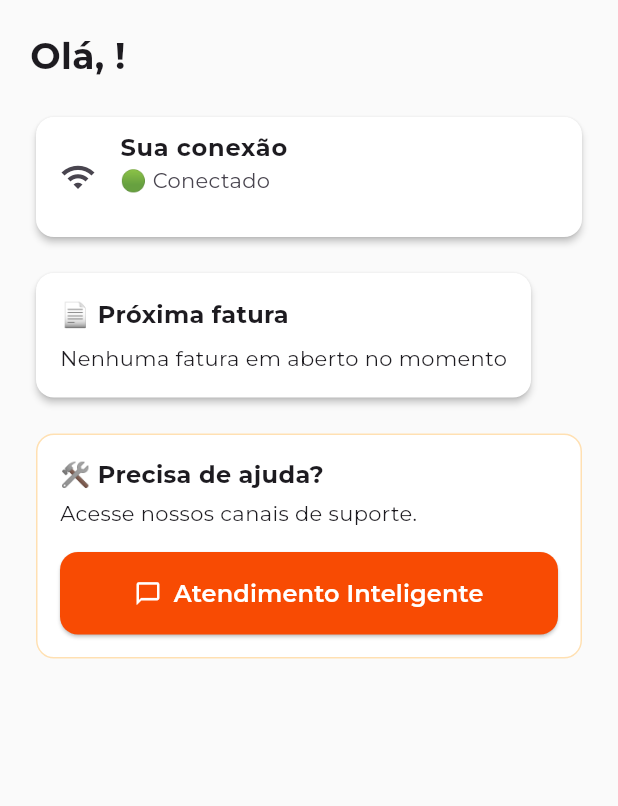
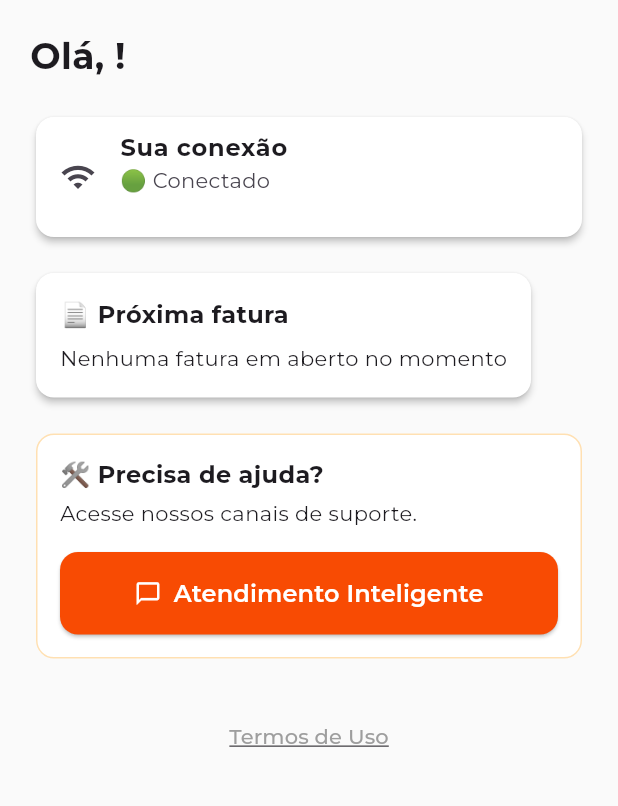
Before and after one commit to Louizricard/DBS-Telecom, a Flutter app: the HomeScreen screen opened directly with empty values, on a phone screen of 412 x 824 dp, the part 204-1010 px from its top. Run offline on Flutter 3.47's test engine with Material 3 defaults, Android fonts, the phone set to English and light mode, and no system bars; our stand-ins replace flutter_linkify, google_fonts, shared_preferences; accounts and stored records are empty.

Commit message:
commit final MVP completo

```diff
--- a/mobile/mobile/lib/data/services/api_service.dart
+++ b/mobile/mobile/lib/data/services/api_service.dart
@@ -1,5 +1,4 @@
 import 'dart:convert';
-import 'dart:io';
 import 'package:http/http.dart' as http;
 
 class ApiService {
--- a/mobile/mobile/lib/presentation/screens/contratos_screen.dart
+++ b/mobile/mobile/lib/presentation/screens/contratos_screen.dart
@@ -1,7 +1,6 @@
 import 'package:flutter/material.dart';
 import 'dart:convert';
 import 'package:http/http.dart' as http;
-import '../../core/theme.dart';
 import '../../data/services/api_service.dart';
 
 class ContratosScreen extends StatefulWidget {
--- a/mobile/mobile/lib/presentation/screens/home_screen.dart
+++ b/mobile/mobile/lib/presentation/screens/home_screen.dart
@@ -228,6 +228,45 @@ class HomeScreen extends StatelessWidget {
                   ),
                 ),
               ),
+              const SizedBox(height: 24),
+              Center(
+                child: TextButton(
+                  onPressed: () {
+                    showDialog(
+                      context: context,
+                      builder: (context) => AlertDialog(
+                        title: const Text('Termos de Uso'),
+                        content: const SingleChildScrollView(
+                          child: Text(
+                            'Bem-vindo ao aplicativo da DBS Telecom!\n\n'
+                            'Ao utilizar este aplicativo, você concorda com as diretrizes de uso, '
+                            'comprometendo-se a manter seus dados atualizados e a não utilizar a plataforma para fins ilícitos.\n\n'
+                            'O aplicativo é disponibilizado "no estado em que se encontra", '
+                            'podendo passar por atualizações e manutenções sem aviso prévio.',
+                          ),
+                        ),
+                        actions: [
+                          TextButton(
+                            onPressed: () => Navigator.pop(context),
+                            child: const Text(
+                              'Fechar',
+                              style: TextStyle(color: Color(0xFFF84B03)),
+                            ),
+                          ),
+                        ],
+                      ),
+                    );
+                  },
+                  child: const Text(
+                    'Termos de Uso',
+                    style: TextStyle(
+                      color: Colors.grey,
+                      decoration: TextDecoration.underline,
+                    ),
+                  ),
+                ),
+              ),
+              const SizedBox(height: 16),
             ],
           ),
         ),
```
Also changed, not shown: mobile/mobile/lib/presentation/screens/configuracoes_screen.dart (+2 -31 lines), mobile/mobile/lib/presentation/screens/login_screen.dart (+11 -4 lines).
